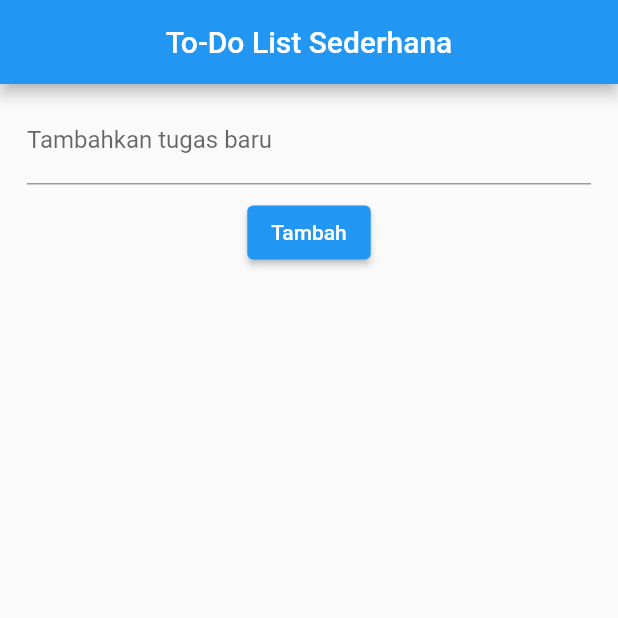
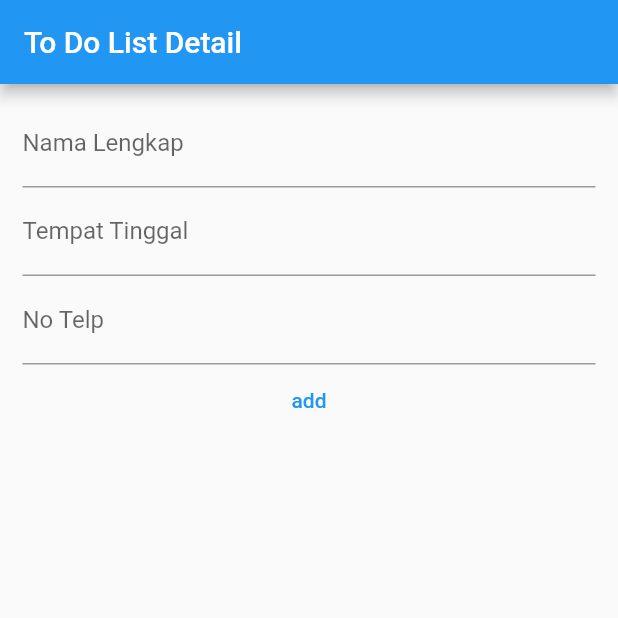
Before and after one commit to MarcYovian/ToDoList, a Flutter app: the screen it shows after launch, on a phone screen of 412 x 824 dp, the top half of it. Run offline on Flutter 3.47's test engine with Material 2 defaults, Android fonts, the phone set to English and light mode, and no system bars.

Commit message:
add Detail List

```diff
--- a/lib/main.dart
+++ b/lib/main.dart
@@ -1,4 +1,5 @@
 import 'package:flutter/material.dart';
+import 'package:to_do_list/praktikum04/to_do_list_detail.dart';
 
 void main() {
   runApp(MyApp());
@@ -8,83 +9,83 @@ class MyApp extends StatelessWidget {
   @override
   Widget build(BuildContext context) {
     return MaterialApp(
-      home: TodoList(),
+      home: MyList4(),
     );
   }
 }
 
-class TodoList extends StatefulWidget {
-  @override
-  _TodoListState createState() => _TodoListState();
-}
+// class TodoList extends StatefulWidget {
+//   @override
+//   _TodoListState createState() => _TodoListState();
+// }
 
-class _TodoListState extends State<TodoList> {
-  List<String> tasks = [];
-  TextEditingController taskController = TextEditingController();
+// class _TodoListState extends State<TodoList> {
+//   List<String> tasks = [];
+//   TextEditingController taskController = TextEditingController();
 
-  void addTask(String task) {
-    setState(() {
-      tasks.add(task);
-      taskController.clear();
-    });
-  }
+//   void addTask(String task) {
+//     setState(() {
+//       tasks.add(task);
+//       taskController.clear();
+//     });
+//   }
 
-  void removeTask(int index) {
-    setState(() {
-      tasks.removeAt(index);
-    });
-  }
+//   void removeTask(int index) {
+//     setState(() {
+//       tasks.removeAt(index);
+//     });
+//   }
 
-  @override
-  Widget build(BuildContext context) {
-    return Scaffold(
-      appBar: AppBar(
-        title: Center(child: Text('To-Do List Sederhana')),
-      ),
-      body: Padding(
-        padding: const EdgeInsets.only(
-          left: 10,
-          right: 10,
-        ),
-        child: Column(
-          mainAxisAlignment: MainAxisAlignment.start,
-          children: <Widget>[
-            Padding(
-              padding: const EdgeInsets.all(8.0),
-              child: TextField(
-                controller: taskController,
-                decoration: InputDecoration(
-                  labelText: 'Tambahkan tugas baru',
-                ),
-              ),
-            ),
-            ElevatedButton(
-              child: Text("Tambah"),
-              onPressed: () {
-                if (taskController.text.isNotEmpty) {
-                  addTask(taskController.text);
-                }
-              },
-            ),
-            Expanded(
-              child: ListView.builder(
-                itemCount: tasks.length,
-                itemBuilder: (context, index) {
-                  return ListTile(
-                    title: Text(tasks[index]),
-                    trailing: IconButton(
-                      icon: Icon(Icons.delete),
-                      onPressed: () {
-                        removeTask(index);
-                      },
-                    ),
-                  );
-                },
-              ),
-            ),
-          ],
-        ),
-      ),
-    );
-  }
-}
+//   @override
+//   Widget build(BuildContext context) {
+//     return Scaffold(
+//       appBar: AppBar(
+//         title: Center(child: Text('To-Do List Sederhana')),
+//       ),
+//       body: Padding(
+//         padding: const EdgeInsets.only(
+//           left: 10,
+//           right: 10,
+//         ),
+//         child: Column(
+//           mainAxisAlignment: MainAxisAlignment.start,
+//           children: <Widget>[
+//             Padding(
+//               padding: const EdgeInsets.all(8.0),
+//               child: TextField(
+//                 controller: taskController,
+//                 decoration: InputDecoration(
+//                   labelText: 'Tambahkan tugas baru',
+//                 ),
+//               ),
+//             ),
+//             ElevatedButton(
+//               child: Text("Tambah"),
+//               onPressed: () {
+//                 if (taskController.text.isNotEmpty) {
+//                   addTask(taskController.text);
+//                 }
+//               },
+//             ),
+//             Expanded(
+//               child: ListView.builder(
+//                 itemCount: tasks.length,
+//                 itemBuilder: (context, index) {
+//                   return ListTile(
+//                     title: Text(tasks[index]),
+//                     trailing: IconButton(
+//                       icon: Icon(Icons.delete),
+//                       onPressed: () {
+//                         removeTask(index);
+//                       },
+//                     ),
+//                   );
+//                 },
+//               ),
+//             ),
+//           ],
+//         ),
+//       ),
+//     );
+//   }
+// }
--- /dev/null
+++ b/lib/praktikum04/class_person.dart
@@ -0,0 +1,33 @@
+class Person {
+  String? _name, _place, _phone;
+
+  Person(String name, String place, String phone) {
+    this._name = name;
+    this._place = place;
+    this._phone = phone;
+  }
+
+  // Getter untuk name
+  String? get getName => _name;
+
+  // Setter untuk name
+  set setName(String? value) {
+    _name = value;
+  }
+
+  // Getter untuk place
+  String? get getPlace => _place;
+
+  // Setter untuk place
+  set setPlace(String? value) {
+    _place = value;
+  }
+
+  // Getter untuk phone
+  String? get getPhone => _phone;
+
+  // Setter untuk phone
+  set setPhone(String? value) {
+    _phone = value;
+  }
+}
--- /dev/null
+++ b/lib/praktikum04/to_do_list_detail.dart
@@ -0,0 +1,127 @@
+import 'package:flutter/material.dart';
+import 'package:to_do_list/praktikum04/class_person.dart';
+
+class MyList4 extends StatefulWidget {
+  const MyList4({super.key});
+
+  @override
+  State<MyList4> createState() => _MyList4State();
+}
+
+class _MyList4State extends State<MyList4> {
+  // List<String> data = <String>[];
+  List<Person> data = <Person>[];
+
+  final NameController = TextEditingController();
+  final PlaceController = TextEditingController();
+  final PhoneController = TextEditingController();
+
+  addData(String name, String place, String phone) {
+    setState(() {
+      data.add(Person(name, place, phone));
+      NameController.clear();
+      PlaceController.clear();
+      PhoneController.clear();
+    });
+  }
+
+  deleteData(int index) {
+    setState(() {
+      data.removeAt(index);
+    });
+  }
+
+  @override
+  Widget build(BuildContext context) {
+    return Scaffold(
+      appBar: AppBar(
+        title: const Text("To Do List Detail"),
+      ),
+      body: Padding(
+        padding: const EdgeInsets.only(top: 10, right: 15, left: 15),
+        child: Column(children: [
+          TextField(
+            controller: NameController,
+            decoration: InputDecoration(labelText: "Nama Lengkap"),
+          ),
+          TextField(
+            controller: PlaceController,
+            decoration: InputDecoration(labelText: "Tempat Tinggal"),
+          ),
+          TextField(
+            controller: PhoneController,
+            decoration: InputDecoration(labelText: "No Telp"),
+          ),
+          TextButton(
+              onPressed: () {
+                addData(NameController.text, PlaceController.text,
+                    PhoneController.text);
+              },
+              child: Text("add")),
+          Expanded(
+            child: Container(
+              child: ListView.builder(
+                itemCount: data.length,
+                itemBuilder: (BuildContext context, int index) {
+                  return ListTile(
+                    leading: FlutterLogo(size: 50),
+                    title: Text(data[index].getName ?? ""),
+                    subtitle: Column(
+                      crossAxisAlignment: CrossAxisAlignment.start,
+                      children: [
+                        Text(data[index].getPlace ?? ""),
+                        Text(data[index].getPhone ?? ""),
+                      ],
+                    ),
+                    trailing: IconButton(
+                        onPressed: () {
+                          deleteData(index);
+                        },
+                        icon: Icon(Icons.delete_forever)),
+                    onTap: () => Navigator.push(
+                      context,
+                      MaterialPageRoute(
+                          builder: (context) => DetailList(
+                                Name: data[index].getName,
+                                Place: data[index].getPlace,
+                                Phone: data[index].getPhone,
+                              )),
+                    ),
+                  );
+                },
+              ),
+            ),
+          )
+        ]),
+      ),
+    );
+  }
+}
+
+class DetailList extends StatelessWidget {
+  final String? Name;
+  final String? Place;
+  final String? Phone;
+
+  const DetailList({super.key, this.Name, this.Place, this.Phone});
+
+  @override
+  Widget build(BuildContext context) {
+    return Scaffold(
+      appBar: AppBar(
+        title: Text("Detail"),
+      ),
+      body: Padding(
+        padding: const EdgeInsets.only(top: 10, left: 15, right: 15),
+        child: Column(
+          crossAxisAlignment: CrossAxisAlignment.start,
+          children: [
+            Text("Nama Lengkap   : $Name"),
+            Text("Tempat Tinggal : $Place"),
+            Text("Nomor Telepon  : $Phone"),
+          ],
+        ),
+      ),
+    );
+  }
+}
```
